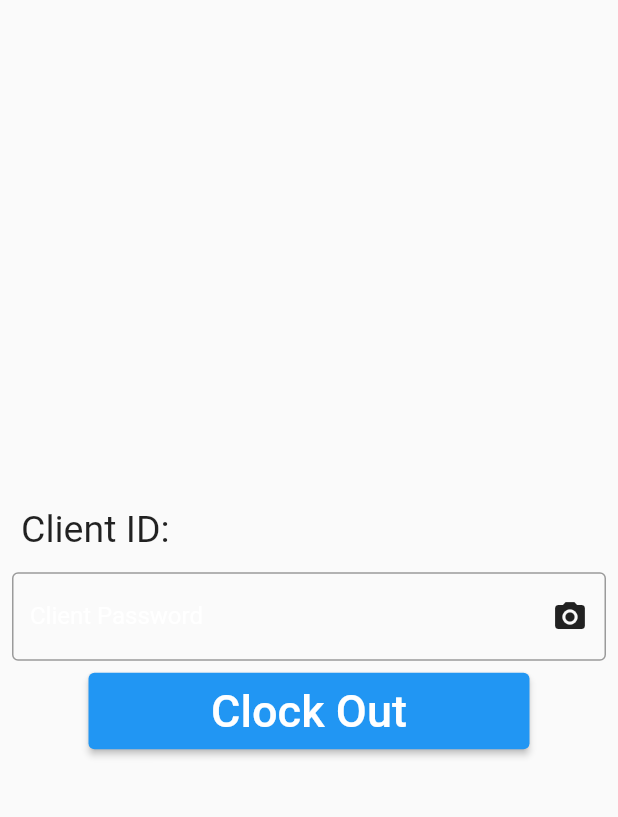
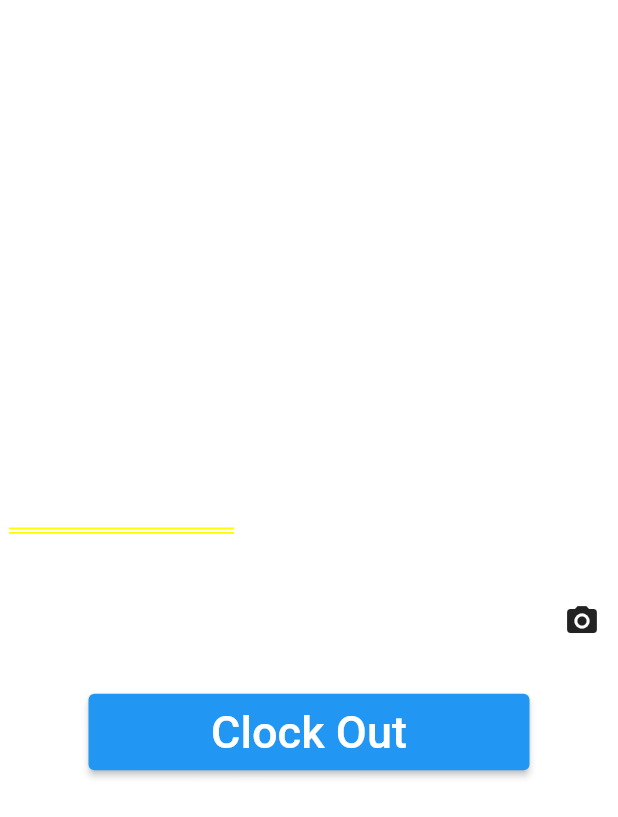
Before and after one commit to oatleals/ShepherdUI, a Flutter app: the ClockOutPage screen opened by its route, on a phone screen of 412 x 824 dp. Shown: the top 817 px of the screen. Run offline on Flutter 3.47's test engine with Material 2 defaults, Android fonts, the phone set to English and light mode, and no system bars.

Commit message:
changes formatting in clock out form

```diff
--- a/shepherd/lib/UI/ClockInPage.dart
+++ b/shepherd/lib/UI/ClockInPage.dart
@@ -27,7 +27,7 @@ class _ClockInPageState extends State<ClockInPage> {
             decoration: InputDecoration(
               enabledBorder: OutlineInputBorder(
                 borderSide: BorderSide(
-                  color: Colors.white,//this has no effect
+                  color: Colors.white,
                 ),
               ),
               labelText: 'Client ID'
--- a/shepherd/lib/UI/ClockOutPage.dart
+++ b/shepherd/lib/UI/ClockOutPage.dart
@@ -11,21 +11,25 @@ class ClockOutPage extends StatefulWidget {
 class _ClockOutPageState extends State<ClockOutPage> {
   @override
   Widget build(BuildContext context) {
-    return Scaffold(
-      body: Padding(
-        padding: const EdgeInsets.all(8.0),
-        child: Column(
+      return Column(
         mainAxisAlignment: MainAxisAlignment.center,
         children: <Widget>[
           Padding(
             padding: const EdgeInsets.only(left: 6,top: 8.0),
             child: Row(
               children: [
-                  Text("Client ID:", style: TextStyle(fontSize: 25)),
+                Text("Client ID:",
+                  style: TextStyle(
+                    fontSize: 25,
+                    color: Colors.white
+                  )
+                ),
                 Text(
                   " " + Provider.of<GlobalState>(context).myController.text,
-                    style: TextStyle(fontSize: 35)
-                  ),
+                  style: TextStyle(
+                    fontSize: 40,
+                    color: Colors.white
+                  )                ),
               ],
             ),
           ),
@@ -35,11 +39,19 @@ class _ClockOutPageState extends State<ClockOutPage> {
               alignment: AlignmentDirectional.centerEnd,
               children: [
                 TextField(
+                  style: TextStyle(
+                    fontSize:35,
+                    color: Colors.blue
+                  ),
                   keyboardType: TextInputType.number,
                   obscureText: false,
                   decoration: InputDecoration(
-                      border: OutlineInputBorder(),
-                      labelText: 'Client Password'
+                    enabledBorder: OutlineInputBorder(
+                      borderSide: BorderSide(
+                        color: Colors.white
+                      )
+                    ),
+                    labelText: 'Password'
                   ),
                 ),
                 IconButton(
@@ -67,8 +79,7 @@ class _ClockOutPageState extends State<ClockOutPage> {
             )
           ),
         ],
-        ),
-      ),
       );
+
   }
 }
```
Also changed, not shown: shepherd/lib/UI/HomePage.dart (+16 -2 lines). Lines whose indentation alone changed are shown as unchanged.
